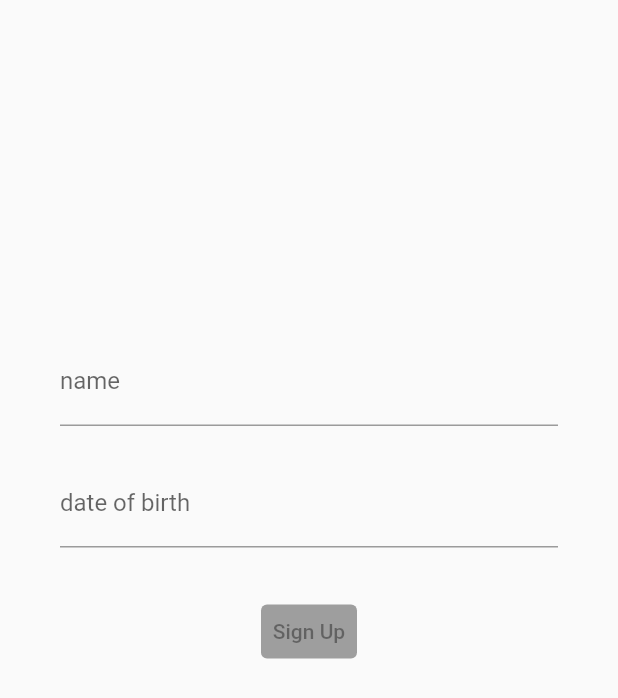
After one commit to yar-tsar/krainet_test, a Flutter app: the screen it shows after launch, after a tap on "Sign Up", on a phone screen of 412 x 824 dp. The commit adds this screen. Shown: the top 698 px of the screen. Run offline on Flutter 3.47's test engine with Material 2 defaults, Android fonts, the phone set to English and light mode, and no system bars; our stand-ins replace flutter_svg.

Commit message:
Create sign up route and sign up form

```diff
--- a/krainet_test/lib/enter/enter_form.dart
+++ b/krainet_test/lib/enter/enter_form.dart
@@ -1,5 +1,5 @@
 import 'package:flutter/material.dart';
-import 'package:flutter_svg/flutter_svg.dart';
+import 'package:krainet_test/enter/sign_up/sign_up_route.dart';
 
 class EnterForm extends StatefulWidget {
   const EnterForm({Key? key}) : super(key: key);
@@ -97,6 +97,7 @@ class _EnterFormState extends State<EnterForm> {
               padding: EdgeInsets.zero,
               backgroundColor:
                   _isFormFilled ? const Color(0xFF3CCB75) : Colors.grey,
+              foregroundColor: _isFormFilled ? Colors.white : Colors.grey,
             ),
             onPressed: null,
             child: const Text('Sign In'),
@@ -112,8 +113,13 @@ class _EnterFormState extends State<EnterForm> {
             style: TextButton.styleFrom(
               padding: EdgeInsets.zero,
               backgroundColor: const Color(0xFF3CCB75),
+              foregroundColor: Colors.white,
             ),
-            onPressed: null,
+            onPressed: () => Navigator.push(
+                context,
+                MaterialPageRoute(
+                  builder: (context) => const SignUpRoute(),
+                )),
             child: const Text('Sign Up'),
           ),
         ],
--- /dev/null
+++ b/krainet_test/lib/enter/sign_up/sign_up_form.dart
@@ -0,0 +1,93 @@
+import 'package:flutter/material.dart';
+import 'package:krainet_test/enter/sign_up/sign_up_route.dart';
+
+class SignUpForm extends StatefulWidget {
+  const SignUpForm({Key? key}) : super(key: key);
+
+  @override
+  State<SignUpForm> createState() => _SignUpFormState();
+}
+
+class _SignUpFormState extends State<SignUpForm> {
+  final _formKey = GlobalKey<FormState>();
+  final _nameController = TextEditingController();
+  final _birthdayController = TextEditingController();
+  final _emailController = TextEditingController();
+  final _passController = TextEditingController();
+  final _checkPassController = TextEditingController();
+
+  bool _isPasswordObscured = true;
+  bool _isFormFilled = false;
+
+  @override
+  void dispose() {
+    _nameController.dispose();
+    _birthdayController.dispose();
+    _emailController.dispose();
+    _passController.dispose();
+    _checkPassController.dispose();
+    super.dispose();
+  }
+
+  void filled() => setState(() {
+        if (_formKey.currentState!.validate() == true) {
+          _isFormFilled = true;
+        } else {
+          _isFormFilled = false;
+        }
+      });
+
+  @override
+  Widget build(BuildContext context) {
+    return Form(
+      key: _formKey,
+      child: Column(
+        mainAxisAlignment: MainAxisAlignment.start,
+        children: <Widget>[
+          Container(
+            height: 15,
+          ),
+          TextFormField(
+              controller: _nameController,
+              decoration: const InputDecoration(
+                labelText: 'name',
+                helperText: '',
+              ),
+              validator: (value) {
+                if (value == null || value.isEmpty) {
+                  return 'Please enter your name';
+                }
+              },
+              onChanged: (value) => filled()),
+          TextFormField(
+              controller: _passController,
+              decoration: const InputDecoration(
+                  labelText: 'date of birth', helperText: ''),
+              validator: (value) {
+                if (value == null || value.isEmpty) {
+                  return 'Please enter your date of birth';
+                }
+              },
+              onChanged: (value) => filled()),
+          const SizedBox(
+            height: 10,
+          ),
+          TextButton(
+            style: TextButton.styleFrom(
+              padding: EdgeInsets.zero,
+              backgroundColor:
+                  _isFormFilled ? const Color(0xFF3CCB75) : Colors.grey,
+            ),
+            onPressed: null,
+            /*() => Navigator.push(
+                context,
+                MaterialPageRoute(
+                  builder: (context) => const SignUpRoute(),
+                )), */
+            child: const Text('Sign Up'),
+          ),
+        ],
+      ),
+    );
+  }
+}
--- /dev/null
+++ b/krainet_test/lib/enter/sign_up/sign_up_route.dart
@@ -0,0 +1,24 @@
+import 'package:flutter/material.dart';
+import 'package:krainet_test/enter/sign_up/sign_up_form.dart';
+
+class SignUpRoute extends StatelessWidget {
+  const SignUpRoute({Key? key}) : super(key: key);
+
+  @override
+  Widget build(BuildContext context) {
+    return Scaffold(
+      body: SingleChildScrollView(
+        child: Padding(
+          padding: const EdgeInsets.only(top: 210, left: 40, right: 40),
+          child: Center(
+            child: Column(
+              children: const <Widget>[
+                SignUpForm(),
+              ],
+            ),
+          ),
+        ),
+      ),
+    );
+  }
+}
```
